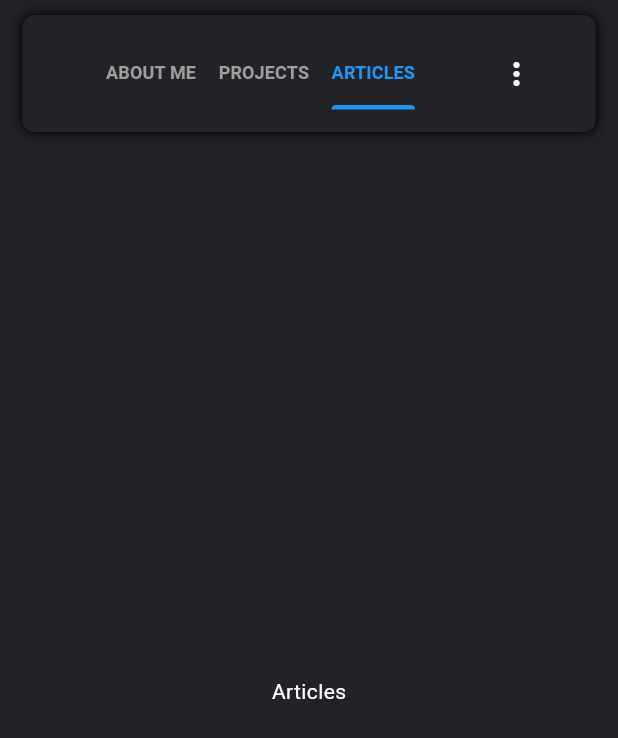
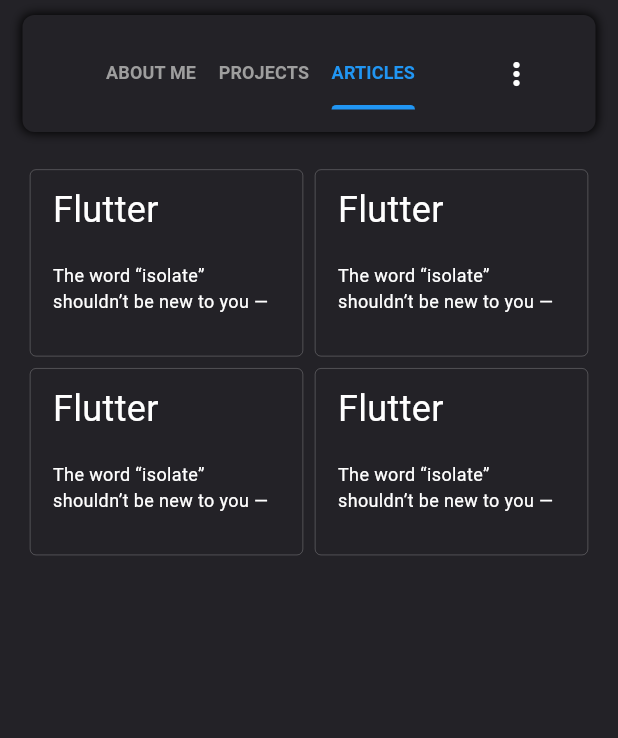
Before and after one commit to alazad214/my-portfolio, a Flutter app: the screen it shows after launch, tab 3 chosen, on a phone screen of 412 x 824 dp. Shown: the top 738 px of the screen. Run offline on Flutter 3.47's test engine with Material 3 defaults, Android fonts, the phone set to English and light mode, and no system bars; our stand-ins replace flutter_screenutil, get; missing offline and left inert: hovering.

Commit message:
articles card added

```diff
--- a/lib/pages/articles.dart
+++ b/lib/pages/articles.dart
@@ -1,16 +1,59 @@
 import 'package:flutter/material.dart';
+import 'package:portfolio/widgets/custom_text_1.dart';
+import 'package:portfolio/widgets/custom_text_2.dart';
 
 class Articles extends StatelessWidget {
   const Articles({super.key});
 
   @override
   Widget build(BuildContext context) {
+    final w = MediaQuery.of(context).size.width;
+    final h = MediaQuery.of(context).size.height;
     return Scaffold(
       backgroundColor: const Color(0xFF232227),
-      body: Center(
-        child: Text(
-          "Articles",
-          style: TextStyle(color: Colors.white),
+      body: Padding(
+        padding: const EdgeInsets.only(left: 20.0, right: 20.0, top: 15.0),
+        child: GridView.builder(
+          gridDelegate: SliverGridDelegateWithFixedCrossAxisCount(
+            crossAxisCount: 2,
+            crossAxisSpacing: 8.0,
+            mainAxisSpacing: 8.0,
+            childAspectRatio: (w / 2 - 16) / 130,
+          ),
+          itemCount: 4,
+          itemBuilder: (context, index) {
+            return Container(
+                height: 130,
+                decoration: BoxDecoration(
+                    borderRadius: BorderRadius.circular(4.0),
+                    border: Border.all(color: Colors.white70, width: 0.2)),
+                child: const Padding(
+                  padding:
+                      EdgeInsets.symmetric(horizontal: 15.0, vertical: 10.0),
+                  child: Column(
+                    crossAxisAlignment: CrossAxisAlignment.start,
+                    children: [
+                      Expanded(
+                        child: CustomText2(
+                          text:
+                              "Flutter isolates – everything you need to know",
+                          maxline: 1,
+                        ),
+                      ),
+                      Expanded(
+                        child: CustomText1(
+                          text:
+                              "The word “isolate” shouldn’t be new to you — since the pandemic started, it has become a buzzword. Chances are you’ve also heard the term used in relation to Flutter, but what exactly is an isolate in this context? How does Dart execute code? How do you implement a isolate? All these questions will be answered in this article.",
+                          maxline: 2,
+                        ),
+                      ),
+                      Row(
+                        children: [],
+                      )
+                    ],
+                  ),
+                ));
+          },
         ),
       ),
     );
--- a/lib/widgets/custom_text_1.dart
+++ b/lib/widgets/custom_text_1.dart
@@ -22,6 +22,7 @@ class CustomText1 extends StatelessWidget {
       maxLines: maxline,
       style: TextStyle(
         color: color ?? Colors.white,
+
         fontSize: fontsize ?? 12.0, // Responsive font size
       ),
     );
--- a/pubspec.yaml
+++ b/pubspec.yaml
@@ -80,6 +80,7 @@ flutter:
     - assets/images/platform/
     - assets/images/skills/
     - assets/images/project/
+    - assets/images/articles/
   #   - images/a_dot_ham.jpeg
 
   # An image asset can refer to one or more resolution-specific "variants", see
```
Also changed, not shown: lib/pages/projects.dart (+2 -68 lines), lib/widgets/articles_card.dart (added, +16 -0 lines), lib/widgets/project_card.dart (added, +78 -0 lines), assets/images/articles/flutter.jpg (added).
